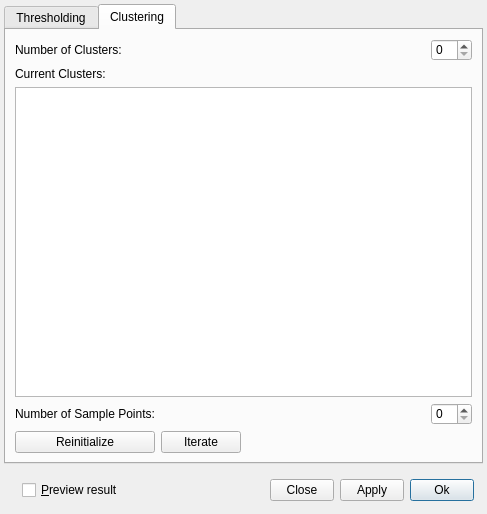
First picture: the form in GUI/Qt/Windows/SpeedImageDialog.ui, repository pyushkevich/itksnap, before the edit.
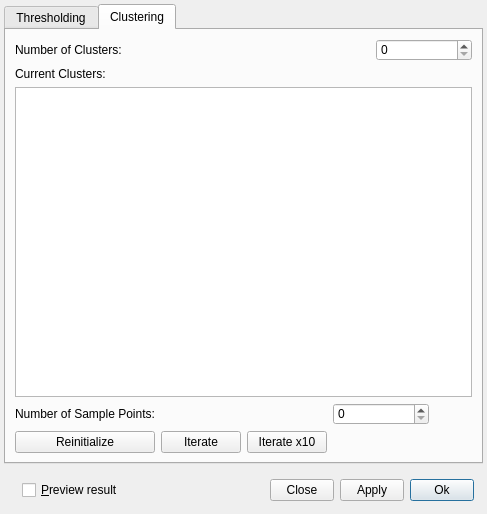
Second picture: the form after the edit. Custom widgets are drawn as their Qt base class.

```diff
--- a/GUI/Qt/Windows/SpeedImageDialog.ui
+++ b/GUI/Qt/Windows/SpeedImageDialog.ui
@@ -312,7 +312,7 @@
              </property>
             </widget>
            </item>
-           <item row="5" column="3">
+           <item row="5" column="4">
             <spacer name="horizontalSpacer_2">
              <property name="orientation">
               <enum>Qt::Horizontal</enum>
@@ -325,18 +325,34 @@
              </property>
             </spacer>
            </item>
-           <item row="0" column="3" alignment="Qt::AlignRight">
+           <item row="0" column="4" alignment="Qt::AlignRight">
             <widget class="QSpinBox" name="inNumClusters">
+             <property name="minimumSize">
+              <size>
+               <width>96</width>
+               <height>0</height>
+              </size>
+             </property>
              <property name="maximumSize">
               <size>
                <width>128</width>
                <height>16777215</height>
               </size>
              </property>
+             <property name="keyboardTracking">
+              <bool>false</bool>
+             </property>
             </widget>
            </item>
-           <item row="3" column="0" colspan="4">
-            <widget class="QTableView" name="tblClusters"/>
+           <item row="3" column="0" colspan="5">
+            <widget class="QTableView" name="tblClusters">
+             <attribute name="horizontalHeaderDefaultSectionSize">
+              <number>80</number>
+             </attribute>
+             <attribute name="verticalHeaderDefaultSectionSize">
+              <number>24</number>
+             </attribute>
+            </widget>
            </item>
            <item row="5" column="0">
             <widget class="QPushButton" name="btnReinitialize">
@@ -352,14 +368,33 @@
              </property>
             </widget>
            </item>
-           <item row="4" column="3" alignment="Qt::AlignRight">
+           <item row="5" column="3">
+            <widget class="QPushButton" name="btnIterateTen">
+             <property name="text">
+              <string>Iterate x10</string>
+             </property>
+            </widget>
+           </item>
+           <item row="4" column="4">
             <widget class="QSpinBox" name="inNumSamples">
+             <property name="minimumSize">
+              <size>
+               <width>96</width>
+               <height>0</height>
+              </size>
+             </property>
              <property name="maximumSize">
               <size>
-               <width>128</width>
+               <width>96</width>
                <height>16777215</height>
               </size>
              </property>
+             <property name="correctionMode">
+              <enum>QAbstractSpinBox::CorrectToNearestValue</enum>
+             </property>
+             <property name="keyboardTracking">
+              <bool>false</bool>
+             </property>
             </widget>
            </item>
           </layout>
```
